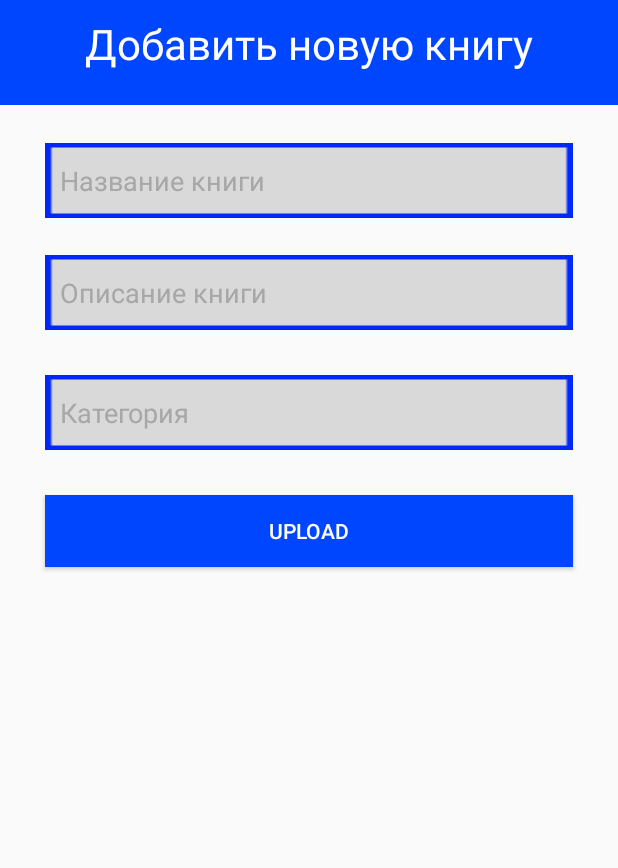
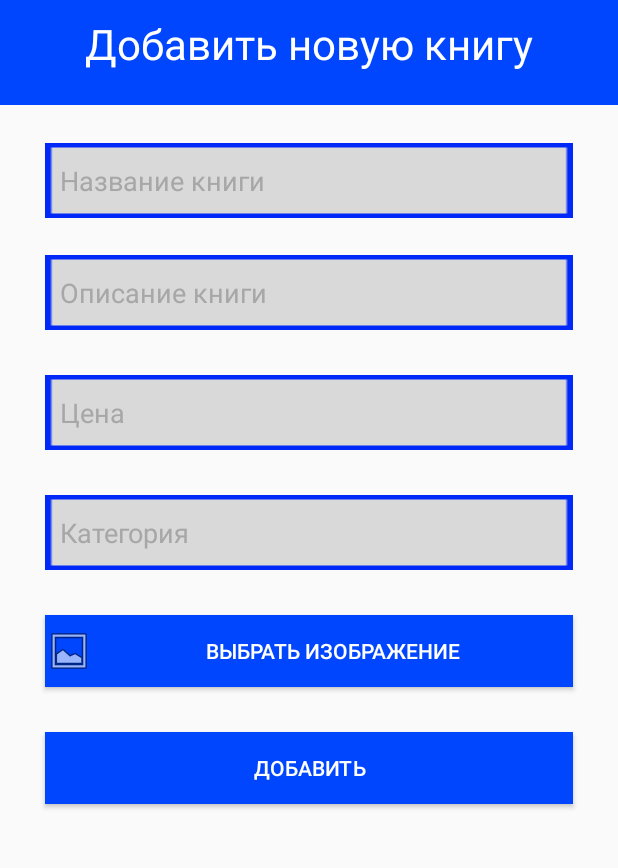
Before and after one commit to Rassu1/KBTU_android, an Android app: the PdfAddActivity screen opened directly, with no data from a screen before it, on a phone screen of 412 x 824 dp, the part 195-1063 px from its top. Run offline under Robolectric (Android 15) with nearby library versions, the phone set to English and light mode, and no system bars; our stand-ins replace Firebase (no records; nobody signed in at launch, a user with empty details on screens opened directly).

Commit message:
images and storage

```diff
--- a/FInal/app/src/main/AndroidManifest.xml
+++ b/FInal/app/src/main/AndroidManifest.xml
@@ -1,6 +1,10 @@
 <?xml version="1.0" encoding="utf-8"?>
 <manifest xmlns:android="http://schemas.android.com/apk/res/android"
     xmlns:tools="http://schemas.android.com/tools">
+
+
+    <uses-permission android:name="android.permission.READ_EXTERNAL_STORAGE" />
+    <uses-permission android:name="android.permission.WRITE_EXTERNAL_STORAGE" />
 
     <application
         android:allowBackup="true"
@@ -11,6 +15,7 @@
         android:supportsRtl="true"
         android:theme="@style/AppTheme"
         tools:targetApi="31">
+
         <activity
             android:name=".PdfListAdminActivity"
             android:exported="false" />
--- a/FInal/app/src/main/res/layout/activity_pdf_add.xml
+++ b/FInal/app/src/main/res/layout/activity_pdf_add.xml
@@ -78,13 +78,36 @@
     </com.google.android.material.textfield.TextInputLayout>
 
     <com.google.android.material.textfield.TextInputLayout
+        android:id="@+id/priceTil"
+        android:layout_width="match_parent"
+        android:layout_height="wrap_content"
+        android:layout_marginStart="30dp"
+        android:layout_marginEnd="30dp"
+        android:layout_marginTop="30dp"
+        android:layout_below="@id/descriptionTil"
+        app:hintEnabled="false">
+
+        <EditText
+            android:id="@+id/priceEt"
+            android:layout_width="match_parent"
+            android:layout_height="wrap_content"
+            android:background="@drawable/button_fill_blue"
+            android:hint="Цена"
+            android:inputType="textPersonName|textCapSentences"
+            android:padding="10dp"
+            android:textColor="@color/black"
+            android:textColorHint="@color/light_gray"/>
+
+    </com.google.android.material.textfield.TextInputLayout>
+
+    <com.google.android.material.textfield.TextInputLayout
         android:id="@+id/categoryTil"
         android:layout_width="match_parent"
         android:layout_height="wrap_content"
         android:layout_marginStart="30dp"
         android:layout_marginEnd="30dp"
         android:layout_marginTop="30dp"
-        android:layout_below="@id/descriptionTil"
+        android:layout_below="@id/priceTil"
         app:hintEnabled="false">
 
         <EditText
@@ -101,16 +124,30 @@
     </com.google.android.material.textfield.TextInputLayout>
 
 
+    <Button
+        android:id="@+id/buttonChooseImage"
+        android:layout_width="match_parent"
+        android:layout_height="wrap_content"
+        android:text="Выбрать изображение"
+        android:layout_below="@id/categoryTil"
+        android:layout_marginStart="30dp"
+        android:layout_marginEnd="30dp"
+        android:layout_marginTop="30dp"
+        android:background="@color/blue"
+        android:textColor="@color/white"
+        android:drawableLeft="@android:drawable/ic_menu_gallery"
+        />
+
 
     <Button
         android:id="@+id/submitBtn"
         android:layout_width="match_parent"
         android:layout_height="wrap_content"
-        android:layout_below="@id/categoryTil"
+        android:layout_below="@id/buttonChooseImage"
         android:layout_marginStart="30dp"
         android:layout_marginEnd="30dp"
         android:layout_marginTop="30dp"
-        android:text="Upload"
+        android:text="Добавить"
         android:textColor="@color/white"
         android:background="@color/blue"/>
 
```
Also changed, not shown: FInal/app/src/main/java/com/example/afinal/PdfAddActivity.kt (+85 -23 lines).
